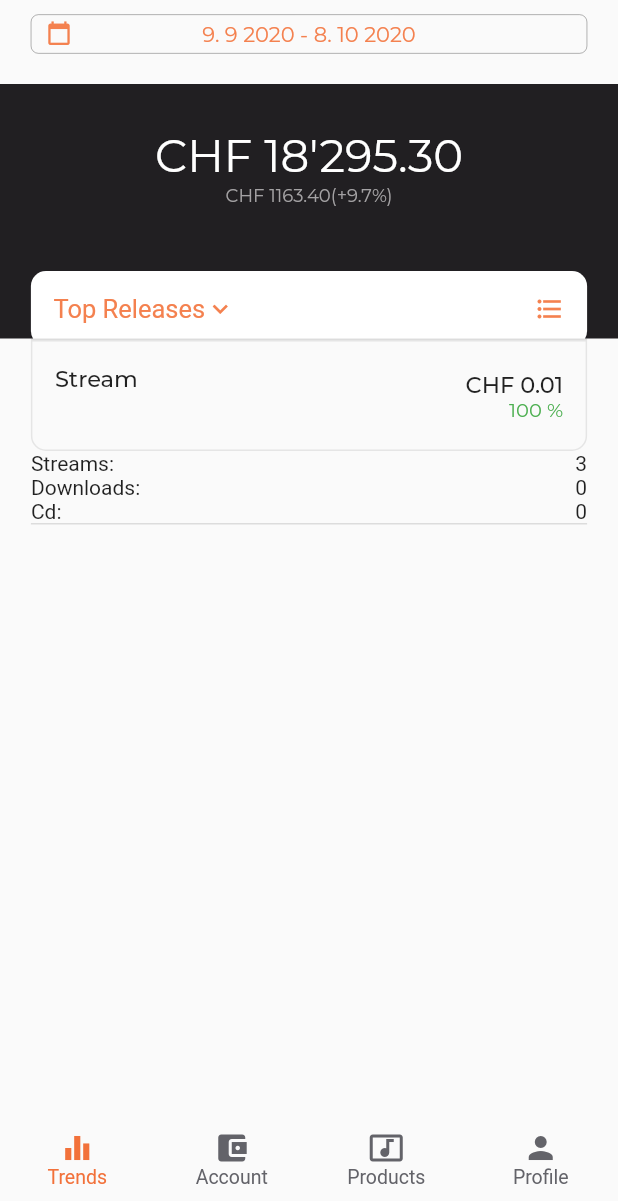
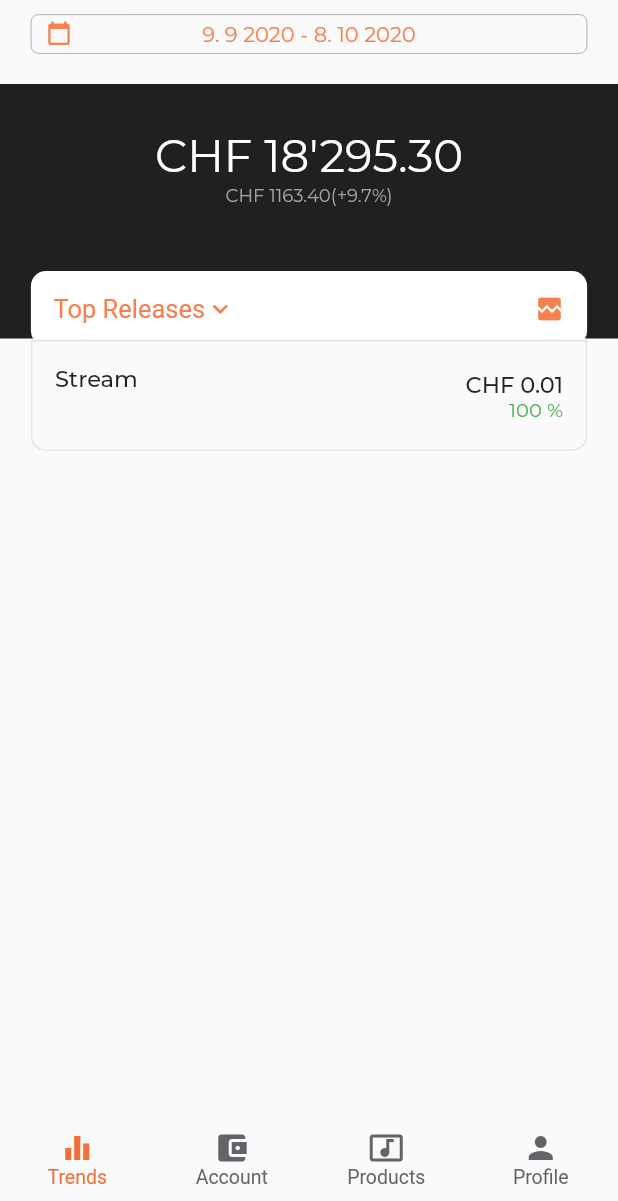
Before and after one commit to sipanpetrosyan/starter_project, a Flutter app: the MyTrends screen opened by its route, after a tap on the "broken image" icon, after a tap on "Stream", on a phone screen of 412 x 824 dp, the part 35-1236 px from its top. Run offline on Flutter 3.47's test engine with Material 2 defaults, Android fonts, the phone set to English and light mode, and no system bars; missing offline and left inert: flutter_sparkline; project files that could hold a hidden picture were left out.

Commit message:
trends page bug fixed, add sparkline

```diff
--- a/lib/ui/pages/my_trends.dart
+++ b/lib/ui/pages/my_trends.dart
@@ -2,6 +2,7 @@ import 'package:flutter/material.dart';
 import 'package:igroove_ui/managment/const_variables.dart';
 import 'package:igroove_ui/widgets/date_periods_dialog.dart';
 import 'package:igroove_ui/widgets/expansion_tile_custom.dart';
+import 'package:flutter_sparkline/flutter_sparkline.dart';
 
 class MyTrends extends StatefulWidget {
   @override
@@ -14,6 +15,8 @@ class _MyTrendsState extends State<MyTrends> {
   ConstVariables constVariables;
   GlobalKey _globalKey = GlobalKey();
   GlobalKey _globalKeyReleases = GlobalKey();
+  GlobalKey<CustomExpansionTileState> _expansionTileKey =
+      GlobalKey<CustomExpansionTileState>();
 
   List<String> listItems = [
     'This week',
@@ -83,63 +86,20 @@ class _MyTrendsState extends State<MyTrends> {
     return positionTop;
   }
 
+  var data = [0.0, 0.0, 0.0, 0.0, 1.0, 0.0, 0.0, 0.0, 0.0, 0.0, 0.0];
+
   @override
   Widget build(BuildContext context) {
     constVariables = ConstVariables(context: context);
     return Material(
       child: SafeArea(
         child: Scaffold(
-          bottomNavigationBar: BottomNavigationBar(
-            type: BottomNavigationBarType.fixed,
-            selectedItemColor: Color.fromARGB(255, 242, 113, 58),
-            unselectedItemColor: Color.fromARGB(255, 99, 99, 105),
-            showUnselectedLabels: true,
-            unselectedFontSize: 13,
-            selectedFontSize: 13,
-            elevation: 0,
-            currentIndex: selectedTab,
-            onTap: (index) {
-              setState(() {
-                selectedTab = index;
-              });
-            },
-            items: [
-              BottomNavigationBarItem(
-                title: Text(
-                  'Trends',
-                  style: TextStyle(fontWeight: FontWeight.bold),
-                ),
-                icon: Icon(Icons.equalizer),
-              ),
-              BottomNavigationBarItem(
-                title: Text(
-                  'Account',
-                  style: TextStyle(fontWeight: FontWeight.bold),
-                ),
-                icon: Icon(Icons.account_balance_wallet),
-              ),
-              BottomNavigationBarItem(
-                title: Text(
-                  'Products',
-                  style: TextStyle(fontWeight: FontWeight.bold),
-                ),
-                icon: Icon(Icons.music_video),
-              ),
-              BottomNavigationBarItem(
-                title: Text(
-                  'Profile',
-                  style: TextStyle(fontWeight: FontWeight.bold),
-                ),
-                icon: Icon(Icons.person),
-              ),
-            ],
-          ),
+          bottomNavigationBar: bottomNavigationBar(),
           body: trendsBody(),
         ),
       ),
     );
   }
-
 
   Widget trendsBody() {
     return GestureDetector(
@@ -163,7 +123,33 @@ class _MyTrendsState extends State<MyTrends> {
                 right: constVariables.screenWidth * 0.05,
                 bottom: 20,
               ),
-              child: GestureDetector(
+              child: dropdownDate(),
+            ),
+            Stack(
+              children: [
+                blackBlock(),
+                Positioned(
+                  top: 125,
+                  child: Padding(
+                    padding: EdgeInsets.symmetric(
+                        horizontal: constVariables.screenWidth * 0.05),
+                    child: dropdownReleases(),
+                  ),
+                )
+              ],
+            ),
+            Padding(
+                padding: EdgeInsets.symmetric(
+                    horizontal: constVariables.screenWidth * 0.05, vertical: 0),
+                child: customExpansionTileWidget())
+          ],
+        ),
+      ),
+    );
+  }
+
+  Widget dropdownDate() {
+    return GestureDetector(
       onTap: () {
         userShowDialog(1);
       },
@@ -209,11 +195,11 @@ class _MyTrendsState extends State<MyTrends> {
           ],
         ),
       ),
-              ),
-            ),
-            Stack(
-              children: [
-                Container(
+    );
+  }
+
+  Widget blackBlock() {
+    return Container(
       width: constVariables.screenWidth,
       height: 170,
       color: Color.fromARGB(255, 33, 31, 34),
@@ -224,9 +210,7 @@ class _MyTrendsState extends State<MyTrends> {
             Text(
               "CHF 18'295.30",
               style: TextStyle(
-                              color: Colors.white,
-                              fontSize: 30,
-                              fontFamily: "Montserrat"),
+                  color: Colors.white, fontSize: 30, fontFamily: "Montserrat"),
             ),
             Text(
               "CHF 1163.40(+9.7%)",
@@ -239,13 +223,11 @@ class _MyTrendsState extends State<MyTrends> {
           ],
         ),
       ),
-                ),
-                Positioned(
-                  top: 125,
-                  child: Padding(
-                    padding: EdgeInsets.symmetric(
-                        horizontal: constVariables.screenWidth * 0.05),
-                    child: Container(
+    );
+  }
+
+  Widget dropdownReleases() {
+    return Container(
       width: constVariables.screenWidth * 0.9,
       height: 50,
       decoration: BoxDecoration(
@@ -267,9 +249,7 @@ class _MyTrendsState extends State<MyTrends> {
                   Text(
                     titleReleases ?? "",
                     style: TextStyle(
-                                        color:
-                                            Color.fromARGB(255, 244, 129, 79),
-                                        fontSize: 17),
+                        color: Color.fromARGB(255, 244, 129, 79), fontSize: 17),
                   ),
                   Icon(
                     Icons.keyboard_arrow_down,
@@ -282,7 +262,11 @@ class _MyTrendsState extends State<MyTrends> {
             GestureDetector(
               onTap: () {
                 setState(() {
-                                  iconClick = !iconClick;
+                  if (iconClick != true) {
+                    _expansionTileKey.currentState.collapse();
+                  } else {
+                    _expansionTileKey.currentState.expand();
+                  }
                 });
               },
               child: Icon(
@@ -296,27 +280,29 @@ class _MyTrendsState extends State<MyTrends> {
           ],
         ),
       ),
-                    ),
-                  ),
-                )
-              ],
-            ),
-            Padding(
-              padding: EdgeInsets.symmetric(
-                  horizontal: constVariables.screenWidth * 0.05, vertical: 0),
-              child: CustomExpansionTile(
+    );
+  }
+
+  Widget customExpansionTileWidget() {
+    return CustomExpansionTile(
+      key: _expansionTileKey,
       tilePadding: EdgeInsets.zero,
+      onExpansionChanged: (value) {
+        setState(() {
+          iconClick = !value;
+        });
+      },
       title: Container(
-                  padding:
-                      const EdgeInsets.symmetric(horizontal: 15, vertical: 15),
+        padding: const EdgeInsets.symmetric(horizontal: 15, vertical: 15),
         decoration: BoxDecoration(
-                    border:
-                        Border.all(color: Color.fromARGB(255, 229, 229, 229)),
+          border: Border.all(color: Color.fromARGB(255, 229, 229, 229)),
           borderRadius: BorderRadius.only(
             bottomLeft: Radius.circular(10.0),
             bottomRight: Radius.circular(10.0),
           ),
         ),
+        child: GestureDetector(
+          onTap: () {},
           child: Row(
             mainAxisAlignment: MainAxisAlignment.spaceBetween,
             children: [
@@ -358,52 +344,95 @@ class _MyTrendsState extends State<MyTrends> {
             ],
           ),
         ),
+      ),
       children: [
-                  Column(
+        Padding(
+          padding: const EdgeInsets.only(top: 30, bottom: 5),
+          child: Container(
+            height: 50,
+            child: Sparkline(
+              lineColor: Color.fromARGB(255, 244, 129, 79),
+              data: data,
+            ),
+          ),
+        ),
+        Padding(
+          padding: const EdgeInsets.symmetric(horizontal: 15),
+          child: Column(
             children: [
-                      Row(
+              Padding(
+                padding: const EdgeInsets.symmetric(vertical: 10),
+                child: Row(
                   mainAxisAlignment: MainAxisAlignment.spaceBetween,
-                        children: [Text('Streams:'), Text('3')],
+                  children: [
+                    Text(
+                      'Streams:',
+                      style: TextStyle(fontFamily: "Montserrat", fontSize: 13),
                     ),
-                      Row(
-                        mainAxisAlignment: MainAxisAlignment.spaceBetween,
-                        children: [Text('Downloads:'), Text('0')],
-                      ),
-                      Row(
-                        mainAxisAlignment: MainAxisAlignment.spaceBetween,
-                        children: [Text('Cd:'), Text('0')],
-                      ),
-                    ],
-                  )
+                    Text('3')
                   ],
                 ),
-
-              // ExpansionTile(
-              //   initiallyExpanded: true,
-              //   // trailing: Text(''),
-              //   children: [
-              //     Column(
-              //       children: [
-              //         Row(
-              //           mainAxisAlignment: MainAxisAlignment.spaceBetween,
-              //           children: [Text('Streams:'), Text('3')],
-              //         ),
-              //         Row(
-              //           mainAxisAlignment: MainAxisAlignment.spaceBetween,
-              //           children: [Text('Downloads:'), Text('0')],
-              //         ),
-              //         Row(
-              //           mainAxisAlignment: MainAxisAlignment.spaceBetween,
-              //           children: [Text('Cd:'), Text('0')],
-              //         ),
-              //       ],
-              //     )
-              //   ],
-              // ),
+              ),
+              Divider(
+                height: 1,
+                thickness: 1,
+              ),
+              Padding(
+                padding: const EdgeInsets.symmetric(vertical: 10),
+                child: Row(
+                  mainAxisAlignment: MainAxisAlignment.spaceBetween,
+                  children: [
+                    Text(
+                      'Downloads:',
+                      style: TextStyle(fontFamily: "Montserrat", fontSize: 13),
+                    ),
+                    Text('0')
+                  ],
+                ),
+              ),
+              Divider(
+                height: 1,
+                thickness: 1,
+              ),
+              Padding(
+                padding: const EdgeInsets.symmetric(vertical: 10),
+                child: Row(
+                  mainAxisAlignment: MainAxisAlignment.spaceBetween,
+                  children: [
+                    Text(
+                      'Cd:',
+                      style: TextStyle(fontFamily: "Montserrat", fontSize: 13),
+                    ),
+                    Text('0')
+                  ],
+                ),
+              ),
+              GestureDetector(
+                behavior: HitTestBehavior.translucent,
+                onTap: () {
+                  setState(() {
+                    iconClick = !iconClick;
+                    _expansionTileKey.currentState.collapse();
+                  });
+                },
+                child: Padding(
+                  padding: const EdgeInsets.symmetric(vertical: 15),
+                  child: Row(
+                    mainAxisAlignment: MainAxisAlignment.spaceBetween,
+                    children: [
+                      Text('Close', style: TextStyle(color: Colors.grey)),
+                      Icon(
+                        Icons.keyboard_arrow_up,
+                        color: Colors.grey,
                       )
                     ],
                   ),
                 ),
+              )
+            ],
+          ),
+        )
+      ],
     );
   }
 
@@ -511,4 +540,52 @@ class _MyTrendsState extends State<MyTrends> {
         firstDate: DateTime(2000),
         lastDate: DateTime(2050));
   }
+
+  Widget bottomNavigationBar() {
+    return BottomNavigationBar(
+      type: BottomNavigationBarType.fixed,
+      selectedItemColor: Color.fromARGB(255, 242, 113, 58),
+      unselectedItemColor: Color.fromARGB(255, 99, 99, 105),
+      showUnselectedLabels: true,
+      unselectedFontSize: 13,
+      selectedFontSize: 13,
+      elevation: 0,
+      currentIndex: selectedTab,
+      onTap: (index) {
+        setState(() {
+          selectedTab = index;
+        });
+      },
+      items: [
+        BottomNavigationBarItem(
+          title: Text(
+            'Trends',
+            style: TextStyle(fontWeight: FontWeight.bold),
+          ),
+          icon: Icon(Icons.equalizer),
+        ),
+        BottomNavigationBarItem(
+          title: Text(
+            'Account',
+            style: TextStyle(fontWeight: FontWeight.bold),
+          ),
+          icon: Icon(Icons.account_balance_wallet),
+        ),
+        BottomNavigationBarItem(
+          title: Text(
+            'Products',
+            style: TextStyle(fontWeight: FontWeight.bold),
+          ),
+          icon: Icon(Icons.music_video),
+        ),
+        BottomNavigationBarItem(
+          title: Text(
+            'Profile',
+            style: TextStyle(fontWeight: FontWeight.bold),
+          ),
+          icon: Icon(Icons.person),
+        ),
+      ],
+    );
   }
+}
--- a/lib/widgets/expansion_tile_custom.dart
+++ b/lib/widgets/expansion_tile_custom.dart
@@ -142,10 +142,10 @@ class CustomExpansionTile extends StatefulWidget {
   final EdgeInsetsGeometry childrenPadding;
 
   @override
-  _CustomExpansionTileState createState() => _CustomExpansionTileState();
+  CustomExpansionTileState createState() => CustomExpansionTileState();
 }
 
-class _CustomExpansionTileState extends State<CustomExpansionTile>
+class CustomExpansionTileState extends State<CustomExpansionTile>
     with SingleTickerProviderStateMixin {
   static final Animatable<double> _easeOutTween =
       CurveTween(curve: Curves.easeOut);
@@ -211,6 +211,31 @@ class _CustomExpansionTileState extends State<CustomExpansionTile>
       widget.onExpansionChanged(_isExpanded);
   }
 
+  expand() {
+    setState(() {
+      _isExpanded = !_isExpanded;
+
+      if (_isExpanded) {
+        _controller.forward();
+      }
+      PageStorage.of(context)?.writeState(context, _isExpanded);
+
+      if (widget.onExpansionChanged != null) widget.onExpansionChanged(true);
+    });
+  }
+
+  collapse() {
+    setState(() {
+      _isExpanded = !_isExpanded;
+      if (!_isExpanded) {
+        _controller.reverse();
+      }
+      PageStorage.of(context)?.writeState(context, _isExpanded);
+
+      if (widget.onExpansionChanged != null) widget.onExpansionChanged(false);
+    });
+  }
+
   Widget _buildChildren(BuildContext context, Widget child) {
     final Color borderSideColor = _borderColor.value ?? Colors.transparent;
 
@@ -247,7 +272,7 @@ class _CustomExpansionTileState extends State<CustomExpansionTile>
   @override
   void didChangeDependencies() {
     final ThemeData theme = Theme.of(context);
-    _borderColorTween.end = theme.dividerColor;
+
     _headerColorTween
       ..begin = theme.textTheme.subtitle1.color
       ..end = theme.accentColor;
--- a/pubspec.yaml
+++ b/pubspec.yaml
@@ -23,6 +23,7 @@ environment:
 dependencies:
   flutter:
     sdk: flutter
+  flutter_sparkline: ^0.1.0
 
 
   # The following adds the Cupertino Icons font to your application.
```
Also changed, not shown: pubspec.lock. Lines whose indentation alone changed are shown as unchanged.
